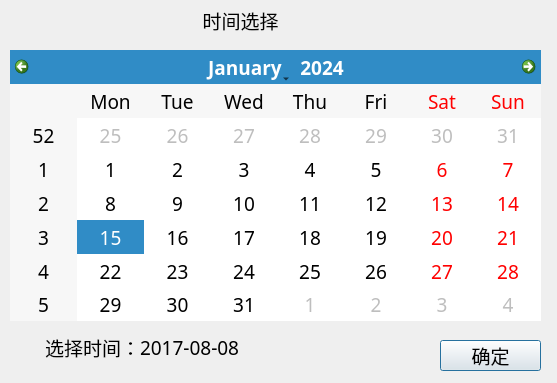
First picture: the form in CabinetScreen/logs/logcom/logcalendardlg.ui, repository luozhiyong131/BusBar, before the edit.
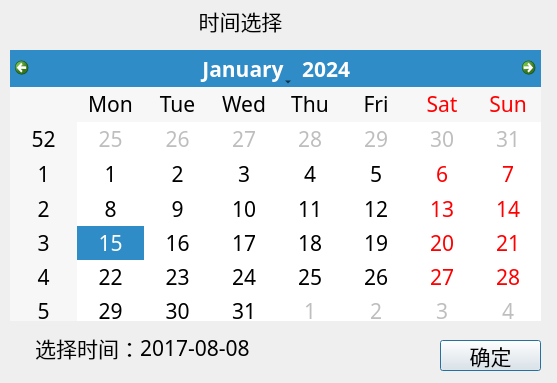
Second picture: the form after the edit.

Patch:
```diff
--- a/CabinetScreen/logs/logcom/logcalendardlg.ui
+++ b/CabinetScreen/logs/logcom/logcalendardlg.ui
@@ -13,7 +13,7 @@
   <property name="font">
    <font>
     <family>AR PL UKai CN</family>
-    <pointsize>14</pointsize>
+    <pointsize>16</pointsize>
     <weight>50</weight>
     <bold>false</bold>
    </font>
@@ -33,6 +33,11 @@
      <height>41</height>
     </rect>
    </property>
+   <property name="font">
+    <font>
+     <pointsize>16</pointsize>
+    </font>
+   </property>
    <property name="text">
     <string>时间选择</string>
    </property>
```
